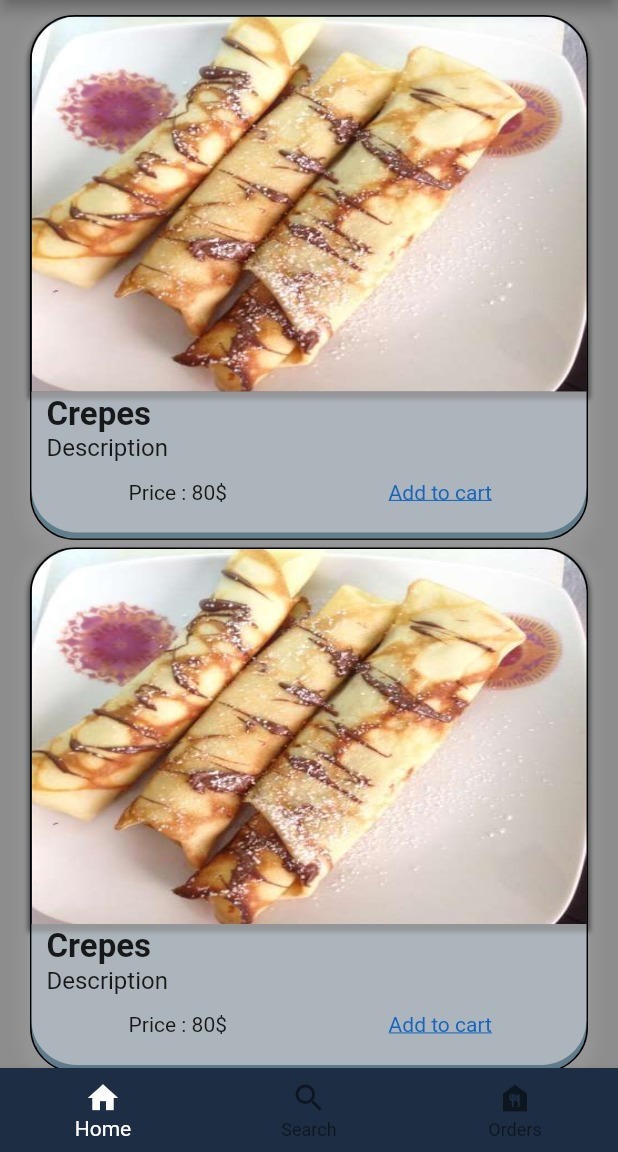
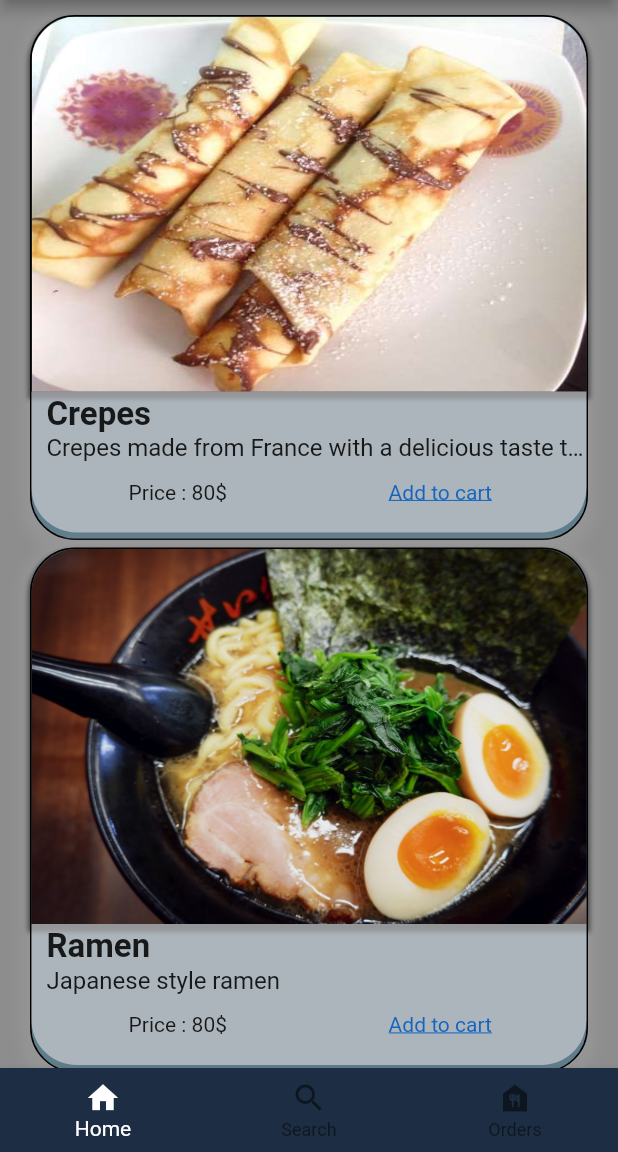
Before and after one commit to brocatz/Flutter-Mobile, a Flutter app: the HomePage screen opened directly, on a phone screen of 412 x 824 dp, the part 84-1236 px from its top. Run offline on Flutter 3.47's test engine with Material 2 defaults, Android fonts, the phone set to English and light mode, and no system bars; our stand-ins replace firebase_auth, firebase_core; accounts and stored records are empty.

Commit message:
DiscoverMenuItem Completed

```diff
--- a/lib/pageViews/homePageView.dart
+++ b/lib/pageViews/homePageView.dart
@@ -14,14 +14,31 @@ class HomePageView extends StatelessWidget {
           right: 20,
         ),
         children: <Widget>[
-          DiscoverMenuItem(),
-          SizedBox(
-            height: 5,
+          DiscoverMenuItem(
+            imageUrl: 'assets/images/crepe.jpg',
+            title: 'Crepes',
+            description:
+                'Crepes made from France with a delicious taste that will melt your mouth',
           ),
-          DiscoverMenuItem(),
-          SizedBox(
-            height: 5,
-          )
+          SizedBox(height: 5),
+          DiscoverMenuItem(
+            imageUrl: 'assets/images/ramen.jpeg',
+            title: 'Ramen',
+            description: 'Japanese style ramen',
+          ),
+          SizedBox(height: 5),
+          DiscoverMenuItem(
+            imageUrl: 'assets/images/salade.jpeg',
+            title: 'Salad',
+            description:
+                'Healty salad compose of a lot of fruits and vegetable',
+          ),
+          SizedBox(height: 4),
+          DiscoverMenuItem(
+            imageUrl: 'assets/images/pumpkin.jpg',
+            title: 'Pumpkin Soup',
+            description: 'A healty soup that will boost your immunitive system',
+          ),
         ],
       ),
     );
--- a/lib/widgets/discoverMenuItem.dart
+++ b/lib/widgets/discoverMenuItem.dart
@@ -1,6 +1,13 @@
 import 'package:flutter/material.dart';
 
 class DiscoverMenuItem extends StatelessWidget {
+  String imageUrl;
+  String title;
+  String price;
+  String description;
+
+  DiscoverMenuItem({this.title, this.price, this.imageUrl, this.description}) {}
+
   @override
   Widget build(BuildContext context) {
     return Container(
@@ -48,7 +55,7 @@ class DiscoverMenuItem extends StatelessWidget {
                           topLeft: Radius.circular(30),
                           topRight: Radius.circular(30)),
                       image: DecorationImage(
-                        image: AssetImage('assets/images/crepe.jpg'),
+                        image: AssetImage(this.imageUrl),
                         fit: BoxFit.fill,
                       ),
                     )),
@@ -74,7 +81,7 @@ class DiscoverMenuItem extends StatelessWidget {
                       Row(
                         children: [
                           Text(
-                            "Crepes",
+                            this.title,
                             style: TextStyle(
                                 fontSize: 22.0, fontWeight: FontWeight.bold),
                           ),
@@ -82,9 +89,12 @@ class DiscoverMenuItem extends StatelessWidget {
                       ),
                       Row(
                         children: [
-                          Text(
-                            'Description',
-                            style: TextStyle(fontSize: 16),
+                          Flexible(
+                            child: Text(
+                              this.description,
+                              style: TextStyle(fontSize: 16),
+                              overflow: TextOverflow.ellipsis,
+                            ),
                           ),
                         ],
                       ),
```
Also changed, not shown: assets/images/pumpkin.jpg (added), assets/images/pumpkinSoup.jpeg (added), assets/images/ramen.jpeg (added), assets/images/salad.jpeg (added), assets/images/salade.jpeg (added).
